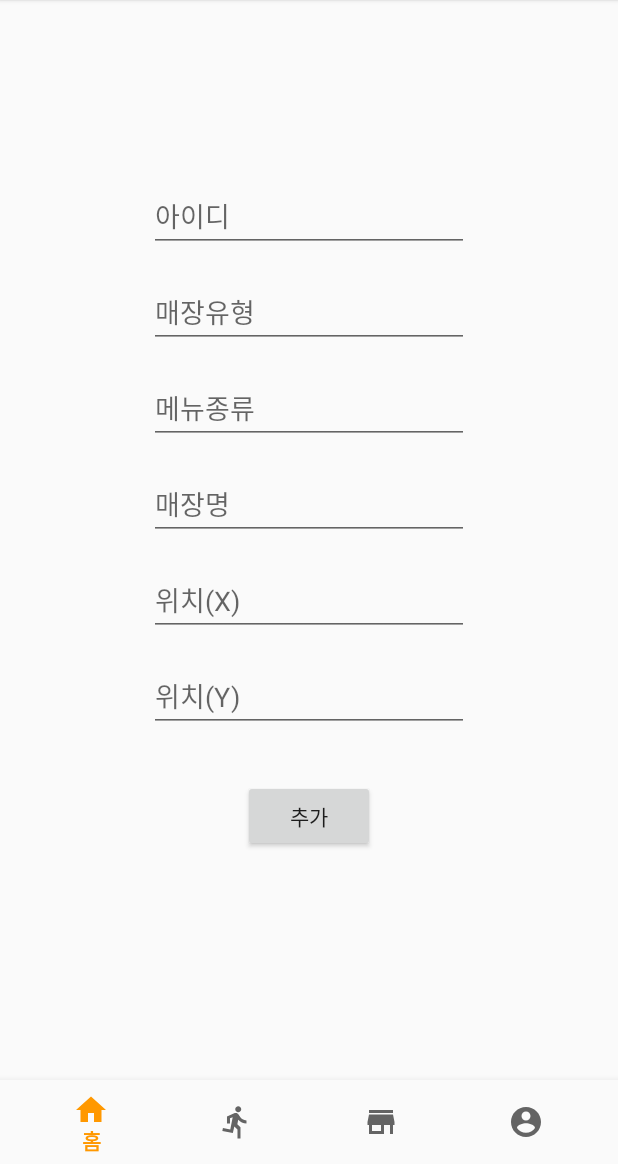
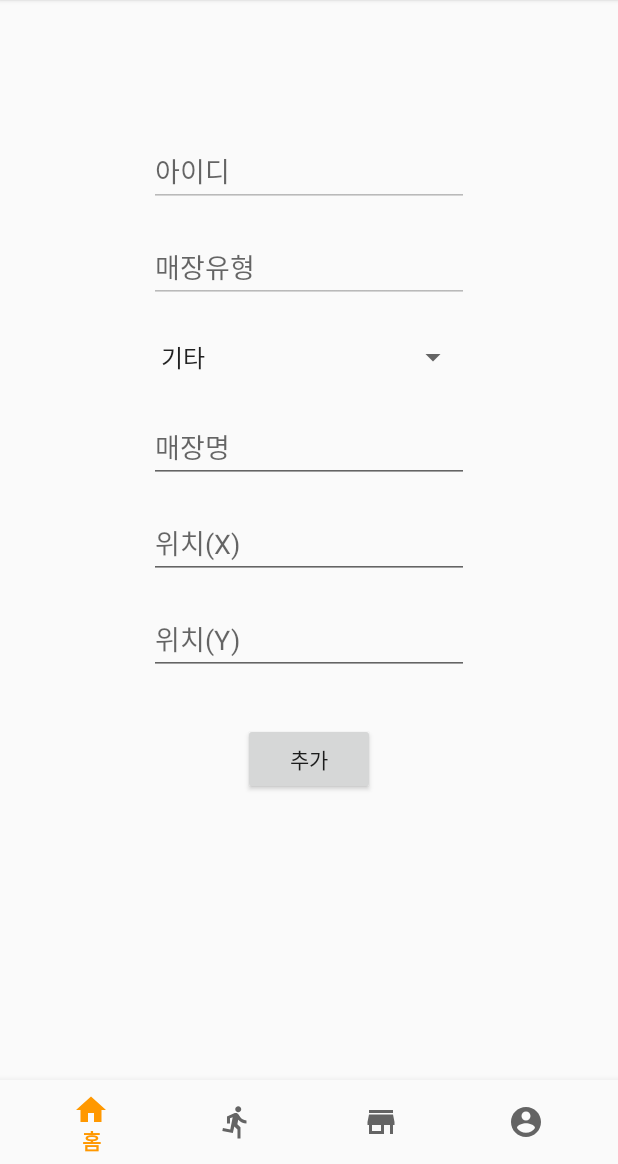
Before and after one commit to HJ-HEEJAE/Portfolio, an Android app: the fragment AddstoreFragment placed in its activity, on a phone screen of 412 x 824 dp, the part 72-1236 px from its top. Run offline under Robolectric (Android 15) with nearby library versions, the phone set to English and light mode, and no system bars; 3 statements that could not run were skipped.

Commit message:
ADD store 구현

```diff
--- a/app/src/main/java/com/heejae/foopa/AddstoreFragment.java
+++ b/app/src/main/java/com/heejae/foopa/AddstoreFragment.java
@@ -1,15 +1,16 @@
 package com.heejae.foopa;
 
 import android.os.Bundle;
-
-import androidx.fragment.app.Fragment;
-
 import android.view.LayoutInflater;
 import android.view.View;
 import android.view.ViewGroup;
+import android.widget.ArrayAdapter;
 import android.widget.Button;
+import android.widget.Spinner;
 import android.widget.TextView;
 import android.widget.Toast;
+
+import androidx.fragment.app.Fragment;
 
 import com.heejae.foopa.SQLite.DBHelper;
 
@@ -28,35 +29,58 @@ public class AddstoreFragment extends Fragment {
         view = inflater.inflate(R.layout.fragment_addstore, container, false);
         db = new DBHelper(getActivity(), "foopa.db", null, 1);
 
-        Bundle bundle = new Bundle();
-        String user_id = bundle.getString("user_id");
-        String store_kind = bundle.getString("store_kind");
+        TextView store_user_id = view.findViewById(R.id.store_user_id);
+        TextView add_store_kind = view.findViewById(R.id.add_store_kind);
+        Bundle bundle = getArguments();
+        user_id = bundle.getString("user_id");
+        store_kind = bundle.getString("store_kind");
+        store_user_id.setText(user_id);
+        add_store_kind.setText(store_kind);
+        store_user_id.setEnabled(false);
+        add_store_kind.setEnabled(false);
+
+        Spinner menu_kind_spinner = (Spinner) view.findViewById(R.id.add_store_menu_kind);
+        final ArrayAdapter menu_kind_adapter = ArrayAdapter.createFromResource(getActivity(), R.array.menu_kind_arr, android.R.layout.simple_spinner_item);
+        menu_kind_adapter.setDropDownViewResource(android.R.layout.simple_spinner_dropdown_item);
+        menu_kind_spinner.setAdapter(menu_kind_adapter);
+        menu_kind = menu_kind_spinner.getSelectedItem().toString();
+//        menu_kind_spinner.setOnItemClickListener(new AdapterView.OnItemClickListener() {
+//            @Override
+//            public void onItemClick(AdapterView<?> parent, View view, int position, long id) {
+//                Object selected_kind = menu_kind_adapter.getItem(position);
+//                store_kind = selected_kind.toString();
+//                Log.d("store_kind", store_kind);
+//            }
+//        });
+
 //        String menu_kind = bundle.getString("menu_kind");
 //        String store = bundle.getString("store");
 //        String location_x = bundle.getString("locationX");
 //        String location_y = bundle.getString("locationY");
 //        Double locationX = Double.parseDouble(location_x);
 //        Double locationY = Double.parseDouble(location_y);
-        Button addStoreBtn = getActivity().findViewById(R.id.add_store_btn);
+        Button addStoreBtn = view.findViewById(R.id.add_store_btn);
+
         addStoreBtn.setOnClickListener(new View.OnClickListener(){
 
             @Override
             public void onClick(View v) {
-                TextView store_user_id = getActivity().findViewById(R.id.store_user_id);
-                TextView add_store_kind = getActivity().findViewById(R.id.add_store_kind);
-                TextView add_store_menu_kind = getActivity().findViewById(R.id.add_store_menu_kind);
-                TextView add_store_name = getActivity().findViewById(R.id.add_store_name);
-                TextView add_store_loc_x = getActivity().findViewById(R.id.add_store_loc_x);
-                TextView add_store_loc_y = getActivity().findViewById(R.id.add_store_loc_y);
-                String user_id = store_user_id.getText().toString();
-                String store_kind = add_store_kind.getText().toString();
-                String menu_kind = add_store_menu_kind.getText().toString();
+//                TextView add_store_menu_kind = view.findViewById(R.id.add_store_menu_kind);
+                Spinner menu_kind_spinner = v.findViewById(R.id.add_store_menu_kind);
+                TextView add_store_name = view.findViewById(R.id.add_store_name);
+                TextView add_store_loc_x = view.findViewById(R.id.add_store_loc_x);
+                TextView add_store_loc_y = view.findViewById(R.id.add_store_loc_y);
+//                String user_id = store_user_id.getText().toString();
+//                String store_kind = add_store_kind.getText().toString();
+//                String menu_kind = menu_kind_spinner.getText().toString();
                 String store = add_store_name.getText().toString();
                 double locationX = Double.parseDouble(add_store_loc_x.getText().toString());
                 double locationY = Double.parseDouble(add_store_loc_y.getText().toString());
                 boolean result = db.storeInsert(user_id, store_kind, menu_kind, store, locationX, locationY);
                 if (result){
                     Toast.makeText(getActivity(), "매장이 추가 되었습니다.", Toast.LENGTH_SHORT).show();
+                    // 뒤로가기
+                    getActivity().onBackPressed();
                 }
             }
         });
--- a/app/src/main/java/com/heejae/foopa/SQLite/DBHelper.java
+++ b/app/src/main/java/com/heejae/foopa/SQLite/DBHelper.java
@@ -273,7 +273,7 @@ public class DBHelper extends android.database.sqlite.SQLiteOpenHelper {
             return store_kind_Arr;
         }else{
             cursor.close();
-            return new String[] {""};
+            return new String[] {"", ""};
         }
     }
 
--- a/app/src/main/res/layout/fragment_addstore.xml
+++ b/app/src/main/res/layout/fragment_addstore.xml
@@ -10,7 +10,7 @@
         android:id="@+id/store_user_id"
         android:layout_width="wrap_content"
         android:layout_height="wrap_content"
-        android:layout_marginTop="120dp"
+        android:layout_marginTop="90dp"
         android:ems="10"
         android:hint="아이디"
         android:inputType="textPersonName"
@@ -30,16 +30,12 @@
         app:layout_constraintStart_toStartOf="@+id/store_user_id"
         app:layout_constraintTop_toBottomOf="@+id/store_user_id" />
 
-    <EditText
+    <Spinner
         android:id="@+id/add_store_menu_kind"
-        android:layout_width="wrap_content"
+        android:layout_width="0dp"
         android:layout_height="wrap_content"
-        android:layout_marginTop="16dp"
-        android:ems="10"
-        android:hint="메뉴종류"
-        android:inputType="textPersonName"
+        android:layout_marginTop="24dp"
         app:layout_constraintEnd_toEndOf="@+id/add_store_kind"
-        app:layout_constraintHorizontal_bias="0.0"
         app:layout_constraintStart_toStartOf="@+id/add_store_kind"
         app:layout_constraintTop_toBottomOf="@+id/add_store_kind" />
 
@@ -47,7 +43,7 @@
         android:id="@+id/add_store_name"
         android:layout_width="wrap_content"
         android:layout_height="wrap_content"
-        android:layout_marginTop="16dp"
+        android:layout_marginTop="24dp"
         android:ems="10"
         android:hint="매장명"
         android:inputType="textPersonName"
@@ -88,4 +84,5 @@
         app:layout_constraintEnd_toEndOf="@+id/add_store_loc_y"
         app:layout_constraintStart_toStartOf="@+id/add_store_loc_y"
         app:layout_constraintTop_toBottomOf="@+id/add_store_loc_y" />
+
 </androidx.constraintlayout.widget.ConstraintLayout>
--- /dev/null
+++ b/app/src/main/res/values/arrays.xml
@@ -0,0 +1,15 @@
+<?xml version="1.0" encoding="utf-8"?>
+<resources>
+    <string-array name="menu_kind_arr">
+        <item>기타</item>
+        <item>스트릿</item>
+        <item>한식</item>
+        <item>양식</item>
+        <item>중식</item>
+        <item>일식</item>
+        <item>분식</item>
+        <item>드링크</item>
+
+    </string-array>
+
+</resources>
```
Also changed, not shown: app/src/main/java/com/heejae/foopa/EathereFragment.java (+8 -8 lines), app/src/main/java/com/heejae/foopa/MystoreFragment.java (+12 -4 lines), app/src/main/res/layout/fragment_eathere.xml (+12 -0 lines), app/src/main/res/layout/fragment_mystore.xml (+3 -5 lines).
